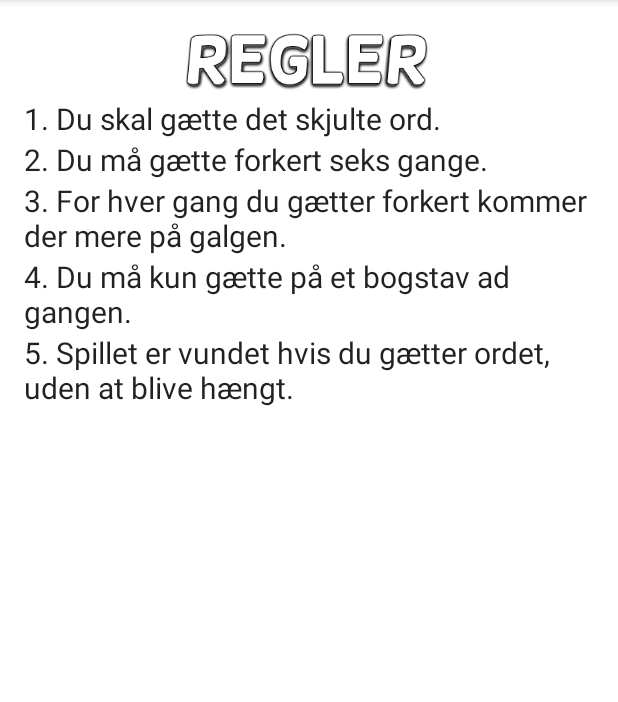
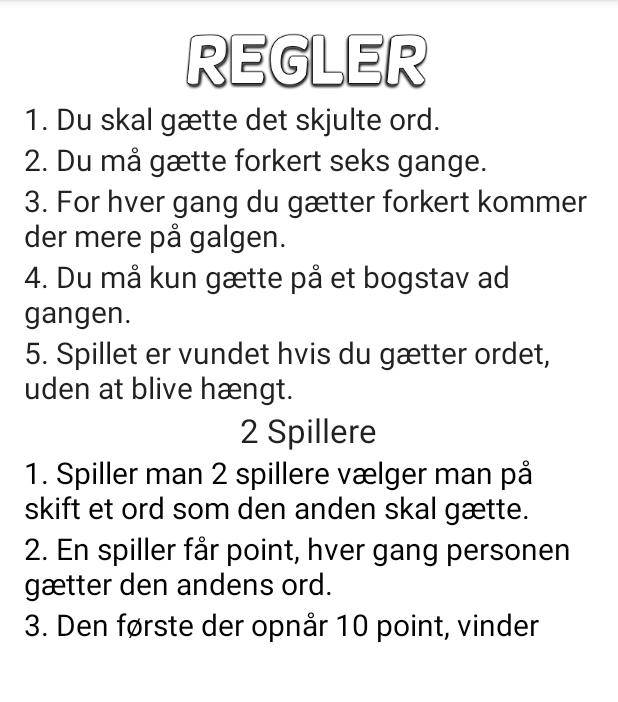
Before and after one commit to simonpetersen/Galgeleg, an Android app: the fragment ReglerFragment placed in its activity, on a phone screen of 412 x 824 dp, the part 84-786 px from its top. Run offline under Robolectric (Android 15) with nearby library versions, the phone set to English and light mode, and no system bars; network calls fail.

Commit message:
2 spillere regler

```diff
--- a/app/src/main/res/layout/regler_frag.xml
+++ b/app/src/main/res/layout/regler_frag.xml
@@ -68,4 +68,49 @@
         android:textSize="20dp"
         android:layout_below="@+id/textView6"
         android:layout_alignStart="@+id/textView6" />
+
+    <TextView
+        android:layout_width="wrap_content"
+        android:layout_height="wrap_content"
+        android:textAppearance="?android:attr/textAppearanceLarge"
+        android:text="2 Spillere"
+        android:id="@+id/textView2"
+        android:layout_below="@+id/textView7"
+        android:layout_centerHorizontal="true" />
+
+    <TextView
+        android:layout_width="wrap_content"
+        android:layout_height="wrap_content"
+        android:textAppearance="?android:attr/textAppearanceMedium"
+        android:text="1. Spiller man 2 spillere vælger man på skift et ord som den anden skal gætte."
+        android:id="@+id/textView8"
+        android:layout_below="@+id/textView2"
+        android:layout_alignParentLeft="true"
+        android:layout_alignParentStart="true"
+        android:textSize="20sp"
+        android:textColor="#030202" />
+
+    <TextView
+        android:layout_width="wrap_content"
+        android:layout_height="wrap_content"
+        android:textAppearance="?android:attr/textAppearanceMedium"
+        android:text="2. En spiller får point, hver gang personen gætter den andens ord."
+        android:id="@+id/textView9"
+        android:textSize="20sp"
+        android:textColor="#030202"
+        android:layout_below="@+id/textView8"
+        android:layout_alignParentLeft="true"
+        android:layout_alignParentStart="true" />
+
+    <TextView
+        android:layout_width="wrap_content"
+        android:layout_height="wrap_content"
+        android:textAppearance="?android:attr/textAppearanceMedium"
+        android:text="3. Den første der opnår 10 point, vinder"
+        android:id="@+id/textView10"
+        android:textSize="20sp"
+        android:textColor="#030202"
+        android:layout_below="@+id/textView9"
+        android:layout_alignParentLeft="true"
+        android:layout_alignParentStart="true" />
 </RelativeLayout>
```
